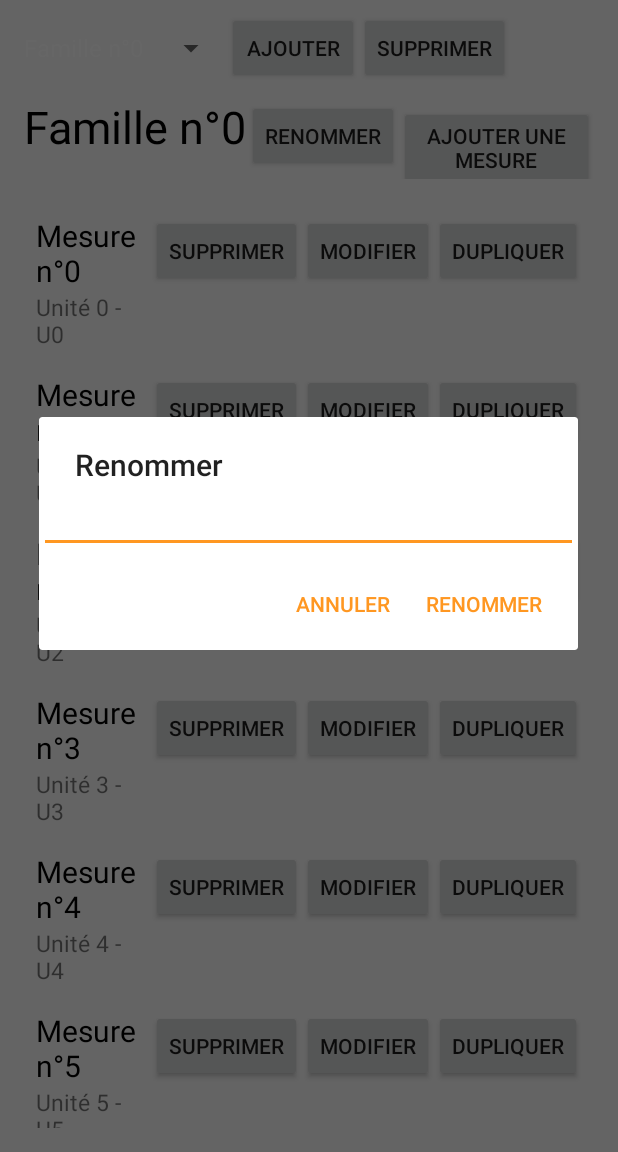
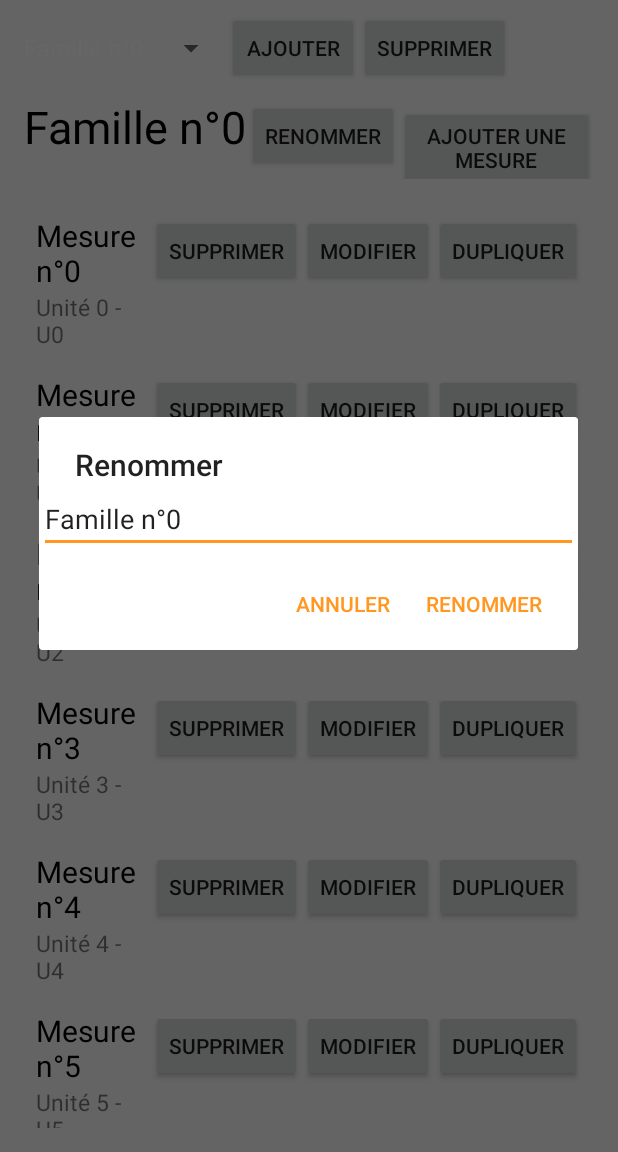
Before and after one commit to Random-nii-chan/chaldeas, an Android app: the ReportEditFragment screen opened through its navigation route, after a tap on "RENOMMER", on a phone screen of 412 x 824 dp, the part 84-1236 px from its top. Run offline under Robolectric (Android 15) with nearby library versions, the phone set to English and light mode, and no system bars; our stand-ins replace Room's generated code; libraries missing offline, so code that uses them is left out: androidx.databinding.library.

Commit message:
finition edit report

```diff
--- a/app/src/main/java/fr/spc/leosoliveres/chaldeas/model/Measure.kt
+++ b/app/src/main/java/fr/spc/leosoliveres/chaldeas/model/Measure.kt
@@ -7,11 +7,17 @@ import androidx.room.PrimaryKey
 @Entity
 data class Measure(
 	@PrimaryKey (autoGenerate = true) val uid:Int=0,
-	@ColumnInfo (name="Name") val name:String,
-	@ColumnInfo (name="UnitFull") val unitFull:String,
-	@ColumnInfo (name="UnitAbriged") val unitAbriged:String
+	@ColumnInfo (name="Name") var name:String,
+	@ColumnInfo (name="UnitFull") var unitFull:String,
+	@ColumnInfo (name="UnitAbriged") var unitAbriged:String
 ){
-	constructor(_name:String="nom non défini",_unitFull:String="unité non définie",_unitAbriged:String="indéf."):this(0,_name,_unitFull,_unitAbriged)
+	constructor(_name:String="Nom non défini",_unitFull:String="unité non définie",_unitAbriged:String="indéf."):this(0,_name,_unitFull,_unitAbriged)
+
+	init {
+		if(name.isEmpty() || name.isBlank()) name = "Nom non défini"
+		if(unitFull.isEmpty() || unitFull.isBlank()) unitFull = "Unité non définie"
+		if(unitAbriged.isEmpty() || unitAbriged.isBlank()) unitAbriged = "indéf."
+	}
 
 	fun allUnits():String{
 		return "$unitFull - $unitAbriged"
--- a/app/src/main/java/fr/spc/leosoliveres/chaldeas/view/ui/ReportEditFragment.kt
+++ b/app/src/main/java/fr/spc/leosoliveres/chaldeas/view/ui/ReportEditFragment.kt
@@ -5,6 +5,7 @@ import android.app.AlertDialog
 import android.content.Context
 import android.content.DialogInterface
 import android.os.Bundle
+import android.util.Log
 import androidx.fragment.app.Fragment
 import android.view.LayoutInflater
 import android.view.View
@@ -22,6 +23,7 @@ import fr.spc.leosoliveres.chaldeas.viewmodel.ReportEditViewModel
 import fr.spc.leosoliveres.chaldeas.viewmodel.ReportEditViewModelFactory
 import kotlinx.android.synthetic.main.dialog_measure_edit.view.*
 import kotlinx.android.synthetic.main.fragment_report_edit.*
+import kotlin.collections.ArrayList
 
 class ReportEditFragment : Fragment(R.layout.fragment_report_edit){
 
@@ -39,24 +41,26 @@ class ReportEditFragment : Fragment(R.layout.fragment_report_edit){
 		return inflater.inflate(R.layout.fragment_report_edit, container, false)
 	}
 
+	override fun onViewCreated(view: View, savedInstanceState: Bundle?) {
+		view.findViewById<Button>(R.id.add_measure).setOnClickListener {
+			showMeasureCreationDialog(context)
+		}
+	}
+
 	@SuppressLint("ResourceType")
 	override fun onActivityCreated(savedInstanceState: Bundle?) {
 		super.onActivityCreated(savedInstanceState)
 
-		measureRecyclerView.layoutManager = LinearLayoutManager(activity)
-		measureRecyclerView.adapter = MeasuresAdapter(viewModel.currentFamily.value!!._measures,this)
+		measure_recyclerview.layoutManager = LinearLayoutManager(activity)
+		measure_recyclerview.adapter = MeasuresAdapter(viewModel.currentFamily.value!!._measures,this)
 
 		family_spinner.adapter = ArrayAdapter(requireContext(), android.R.layout.simple_spinner_dropdown_item,viewModel.familiesToString())
 
 		family_spinner.onItemSelectedListener = object : AdapterView.OnItemSelectedListener {
-			//getitematposition
-			override fun onItemSelected(parent: AdapterView<*>?, p1: View?, p2: Int, p3: Long) {
-				Toast.makeText(context, parent?.getItemAtPosition(p2).toString(), Toast.LENGTH_LONG).show()
+			override fun onItemSelected(parent: AdapterView<*>?, p1: View?, position: Int, p3: Long) {
+				viewModel.changeFamily(position)
 			}
-
-			override fun onNothingSelected(parent: AdapterView<*>?) {
-
-			}
+			override fun onNothingSelected(parent: AdapterView<*>?) {}
 		}
 
 		viewModel.currentFamily.observe(viewLifecycleOwner, Observer { newFamily ->
@@ -66,18 +70,39 @@ class ReportEditFragment : Fragment(R.layout.fragment_report_edit){
 		})
 
 		viewModel.familyList.observe(viewLifecycleOwner, Observer { newFamilylist ->
-			val strings = ArrayList<String>()
-			for(i in 1..newFamilylist.count()) strings.add(newFamilylist[i-1].toString())
+			val strings=ArrayList<String>()
+			if(newFamilylist.size==0) {
+				strings.add(resources.getString(R.string.no_families))
+				//Log.i("array",defaults.toString())
+				family_name_bar.visibility = View.INVISIBLE
+				delete_family.visibility = View.INVISIBLE
+				measure_recyclerview.visibility = View.INVISIBLE
+			} else {
+				family_name_bar.visibility = View.VISIBLE
+				delete_family.visibility = View.VISIBLE
+				measure_recyclerview.visibility = View.VISIBLE
+				for(i in 0 until newFamilylist.count()-1) strings.add(newFamilylist[i].toString())
+				updateFamilyList(strings)
+			}
+			Log.i("spinner",strings.toString())
 			updateFamilyList(strings)
 		})
 
 		rename_button.setOnClickListener {
-			showFamilyRenameDialog(context)
+			showFamilyRenameDialog(context,viewModel.currentFamily.value!!.name)
+		}
+
+		add_family.setOnClickListener {
+			showFamilyCreateDialog(context)
+		}
+
+		delete_family.setOnClickListener {
+			showFamilyDeleteDialog(context,viewModel.currentFamily.value!!)
 		}
 	}
 
 	private fun updateMeasures(newFamily:Family) {
-		measureRecyclerView.swapAdapter(MeasuresAdapter(newFamily.measures,this),true)
+		measure_recyclerview.swapAdapter(MeasuresAdapter(newFamily.measures,this),true)
 	}
 
 	private fun updateFamilyName(newName:String) {
@@ -86,16 +111,11 @@ class ReportEditFragment : Fragment(R.layout.fragment_report_edit){
 
 	private fun updateFamilyList(list:ArrayList<String>) {
 		family_spinner.adapter = ArrayAdapter(activity?.baseContext!!,android.R.layout.simple_spinner_dropdown_item,list)
-	}
-
-	override fun onViewCreated(view: View, savedInstanceState: Bundle?) {
-		view.findViewById<Button>(R.id.add_measure).setOnClickListener {
-			showMeasureCreationDialog(context)
-		}
+		family_spinner.setSelection(viewModel.getFamilyIndex())
 	}
 
 	@SuppressLint("InflateParams")
-	fun showMeasureCreationDialog(ctx: Context?){
+	private fun showMeasureCreationDialog(ctx: Context?){
 		val builder = AlertDialog.Builder(ctx)
 		val inflater = LayoutInflater.from(ctx)
 		val dialogView = inflater.inflate(R.layout.dialog_measure_edit,null)
@@ -103,10 +123,11 @@ class ReportEditFragment : Fragment(R.layout.fragment_report_edit){
 		builder.setView(dialogView)
 		builder.setTitle(R.string.add_measure).apply{
 			setPositiveButton(R.string.add) { _: DialogInterface, _: Int ->
-				val newData = Measure(
-					dialogView.measure_name.text.toString(),
-					dialogView.unit_full.text.toString(),
-					dialogView.unit_abriged.text.toString())
+				val newName = dialogView.measure_name.text.toString()
+				val newUnit = dialogView.unit_full.text.toString()
+				val newAbrigedUnit = dialogView.unit_abriged.text.toString()
+
+				val newData = Measure(newName,newUnit,newAbrigedUnit)
 				viewModel.addMeasure(newData)
 			}
 			setNegativeButton(R.string.cancel) { dialog: DialogInterface, _:Int ->
@@ -116,13 +137,48 @@ class ReportEditFragment : Fragment(R.layout.fragment_report_edit){
 		builder.show()
 	}
 
-	private fun showFamilyRenameDialog(ctx:Context?) {
+	private fun showFamilyRenameDialog(ctx:Context?,autofill:String) {
 		val builder = AlertDialog.Builder(ctx)
 		val dialogView = EditText(ctx)
 		builder.setView(dialogView)
+		dialogView.setText(autofill)
+		dialogView.setHint(R.string.hint_family_name)
 		builder.setTitle(R.string.rename).apply{
 			setPositiveButton(R.string.rename) { _: DialogInterface, _: Int ->
 				viewModel.renameFamily(dialogView.text.toString())
+				updateFamilyList(viewModel.familiesToString())
+			}
+			setNegativeButton(R.string.cancel) { dialog: DialogInterface, _:Int ->
+				dialog.dismiss()
+			}
+		}
+		builder.show()
+	}
+
+	private fun showFamilyCreateDialog(ctx:Context?) {
+		val builder = AlertDialog.Builder(ctx)
+		val dialogView = EditText(ctx)
+		builder.setView(dialogView)
+		dialogView.setHint(R.string.hint_family_name)
+		builder.setTitle(R.string.add_family).apply{
+			setPositiveButton(R.string.add) { _: DialogInterface, _: Int ->
+				val title = dialogView.text.toString()
+				viewModel.addFamily(Family(if(title.isEmpty() || title.isBlank()) "Nouvelle famille" else title))
+				updateFamilyList(viewModel.familiesToString())
+			}
+			setNegativeButton(R.string.cancel) { dialog: DialogInterface, _:Int ->
+				dialog.dismiss()
+			}
+		}
+		builder.show()
+	}
+
+	private fun showFamilyDeleteDialog(ctx:Context?,f:Family) {
+		val builder = AlertDialog.Builder(ctx)
+		builder.setTitle(R.string.delete_family).apply{
+			setPositiveButton(R.string.delete) { _: DialogInterface, _: Int ->
+				viewModel.deleteFamily(f)
+				updateFamilyList(viewModel.familiesToString())
 			}
 			setNegativeButton(R.string.cancel) { dialog: DialogInterface, _:Int ->
 				dialog.dismiss()
--- a/app/src/main/res/layout/dialog_measure_edit.xml
+++ b/app/src/main/res/layout/dialog_measure_edit.xml
@@ -13,8 +13,7 @@
         android:layout_marginTop="16sp"
         android:layout_marginLeft="4sp"
         android:layout_marginRight="4sp"
-        android:layout_marginBottom="4sp"
-        />
+        android:layout_marginBottom="4sp"/>
 
     <EditText
         android:id="@+id/unit_full"
--- a/app/src/main/res/layout/fragment_report_edit.xml
+++ b/app/src/main/res/layout/fragment_report_edit.xml
@@ -44,6 +44,7 @@
 
         </androidx.constraintlayout.widget.ConstraintLayout>
         <LinearLayout
+            android:id="@+id/family_name_bar"
             android:layout_width="match_parent"
             android:layout_height="wrap_content"
             android:padding="@dimen/default_padding">
@@ -69,7 +70,7 @@
                 android:text="@string/add_measure" />
         </LinearLayout>
         <androidx.recyclerview.widget.RecyclerView
-            android:id="@+id/measureRecyclerView"
+            android:id="@+id/measure_recyclerview"
             android:layout_width="match_parent"
             android:layout_height="wrap_content"
             android:padding="@dimen/default_padding"
--- a/app/src/main/res/values/strings.xml
+++ b/app/src/main/res/values/strings.xml
@@ -15,8 +15,10 @@
 
     <!--Actions-->
     <string name="add_measure">Ajouter une mesure</string>
+    <string name="add_family">Ajouter une famille</string>
     <string name="edit_measure">Éditer la mesure</string>
     <string name="delete_measure">Supprimer la mesure ?</string>
+    <string name="delete_family">Supprimer la famille ?</string>
     <string name="edit_report">Éditer le rapport</string>
     <string name="search">Rechercher</string>
     <string name="delete">Supprimer</string>
@@ -26,6 +28,7 @@
     <!--Menus-->
     <string name="settings">Paramètres</string>
     <string name="about">À propos</string>
+    <string name="no_families">Aucune famille créée</string>
 
     <!--Hints-->
     <string name="hint_measure_name">Nom de la mesure</string>
```
Also changed, not shown: app/src/main/java/fr/spc/leosoliveres/chaldeas/viewmodel/ReportEditViewModel.kt (+18 -3 lines), app/src/main/res/menu/toolbar_no_report_edit.xml (added, +12 -0 lines), app/src/main/res/menu/toolbar_no_settings.xml (added, +12 -0 lines).
